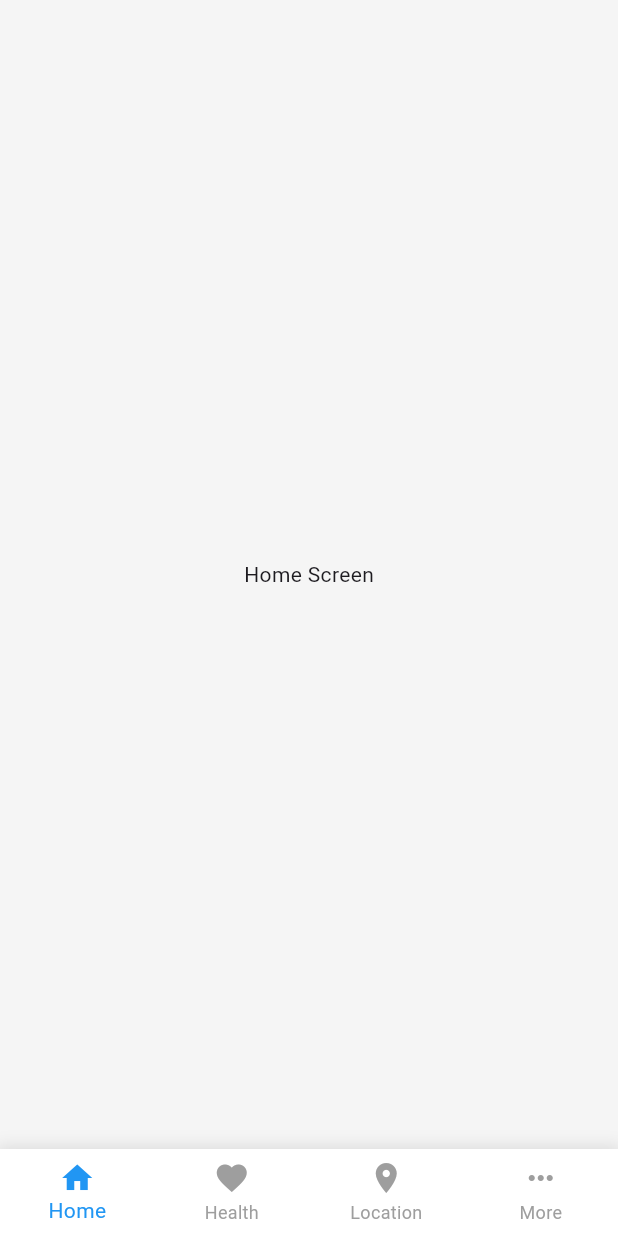
After one commit to kartikkumarofficial/ElderCare, a Flutter app: the BottomNavBar screen opened directly, on a phone screen of 412 x 824 dp. The commit adds this screen. Run offline on Flutter 3.47's test engine with Material 3 defaults, Android fonts, the phone set to English and light mode, and no system bars.

Commit message:
bottom nav bar

```diff
--- a/lib/Screens/Dashboard.dart
+++ b/lib/Screens/Dashboard.dart
@@ -1,5 +1,5 @@
 import 'package:flutter/material.dart';
-import 'package:eldercare/widgets.dart';
+import 'package:eldercare/widgets/widgets.dart';
 
 class DashboardScreen extends StatelessWidget {
   @override
--- /dev/null
+++ b/lib/widgets/BottomNavBar.dart
@@ -0,0 +1,71 @@
+import 'package:flutter/material.dart';
+
+class BottomNavBar extends StatefulWidget {
+  @override
+  _BottomNavBarState createState() => _BottomNavBarState();
+}
+
+class _BottomNavBarState extends State<BottomNavBar> {
+  int _selectedIndex = 0;
+
+  // Dummy list of screens for navigation
+  final List<Widget> _screens = [
+    Center(child: Text('Home Screen')),
+    Center(child: Text('Health Screen')),
+    Center(child: Text('Location Screen')),
+    Center(child: Text('More Options Screen')),
+  ];
+
+  @override
+  Widget build(BuildContext context) {
+    return Scaffold(
+      backgroundColor: Colors.grey[100],
+      body: _screens[_selectedIndex], // Display the selected screen
+      bottomNavigationBar: Container(
+        decoration: BoxDecoration(
+          color: Colors.white,
+          boxShadow: [
+            BoxShadow(
+              color: Colors.black.withOpacity(0.1),
+              spreadRadius: 2,
+              blurRadius: 8,
+            ),
+          ],
+        ),
+        child: BottomNavigationBar(
+          currentIndex: _selectedIndex,
+          onTap: (index) {
+            setState(() {
+              _selectedIndex = index;
+            });
+          },
+          type: BottomNavigationBarType.fixed,
+          backgroundColor: Colors.white,
+          selectedItemColor: Colors.blue,
+          unselectedItemColor: Colors.grey,
+          showSelectedLabels: true,
+          showUnselectedLabels: true,
+          elevation: 0,
+          items: const [
+            BottomNavigationBarItem(
+              icon: Icon(Icons.home),
+              label: 'Home',
+            ),
+            BottomNavigationBarItem(
+              icon: Icon(Icons.favorite),
+              label: 'Health',
+            ),
+            BottomNavigationBarItem(
+              icon: Icon(Icons.location_on),
+              label: 'Location',
+            ),
+            BottomNavigationBarItem(
+              icon: Icon(Icons.more_horiz),
+              label: 'More',
+            ),
+          ],
+        ),
+      ),
+    );
+  }
+}
```
Also changed, not shown: lib/widgets/widgets.dart (renamed from lib/widgets.dart).
